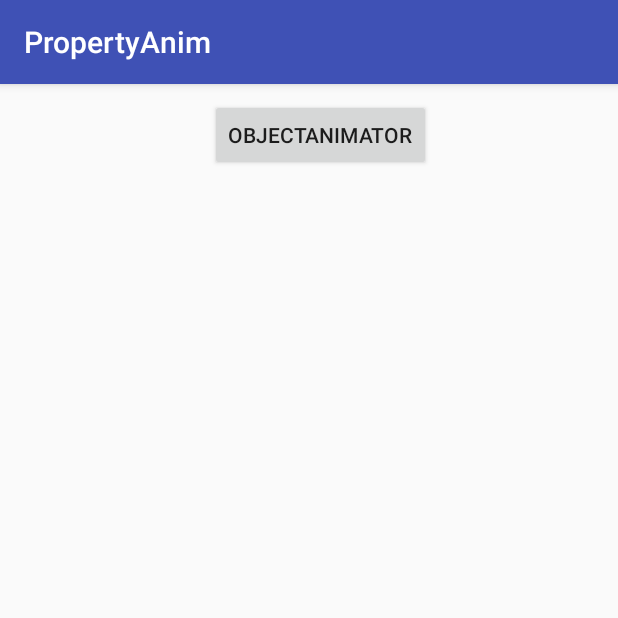
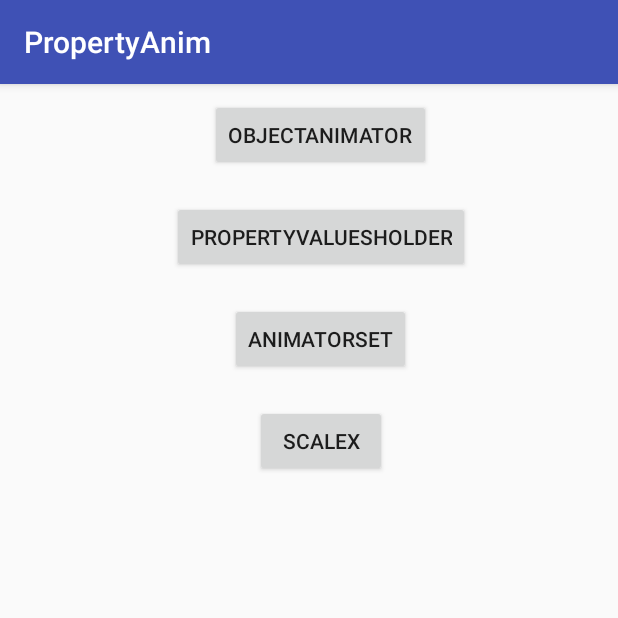
Before and after one commit to aiweibaiyang/AndroidHeroes, an Android app: the screen it shows after launch (MainActivity), on a phone screen of 412 x 824 dp, the top half of it. Run offline under Robolectric (Android 15) with nearby library versions, the phone set to English and light mode, and no system bars.

Commit message:
7.2 完结

```diff
--- /dev/null
+++ b/NO7/PropertyAnim/app/src/main/res/animator/scale.xml
@@ -0,0 +1,9 @@
+<?xml version="1.0" encoding="utf-8"?>
+<objectAnimator xmlns:android="http://schemas.android.com/apk/res/android"
+    android:duration="1000"
+    android:propertyName="scaleX"
+    android:valueFrom="1.0"
+    android:valueTo="2.0"
+    android:valueType="floatType">
+
+</objectAnimator>
--- a/NO7/PropertyAnim/app/src/main/res/layout/activity_main.xml
+++ b/NO7/PropertyAnim/app/src/main/res/layout/activity_main.xml
@@ -14,4 +14,25 @@
         android:text="ObjectAnimator"
         android:layout_margin="10dp"
         android:onClick="btnObjectAnimator" />
+
+    <Button
+        android:layout_width="wrap_content"
+        android:layout_height="wrap_content"
+        android:text="PropertyValuesHolder"
+        android:layout_margin="10dp"
+        android:onClick="btnPropertyValuesHolder" />
+
+    <Button
+        android:layout_width="wrap_content"
+        android:layout_height="wrap_content"
+        android:text="AnimatorSet"
+        android:layout_margin="10dp"
+        android:onClick="btnAnimatorSet" />
+
+    <Button
+        android:layout_width="wrap_content"
+        android:layout_height="wrap_content"
+        android:text="ScaleX"
+        android:layout_margin="10dp"
+        android:onClick="btnScaleX" />
 </LinearLayout>
```
Also changed, not shown: NO7/PropertyAnim/app/src/main/java/com/example/propertyanim/MainActivity.java (+28 -0 lines).
